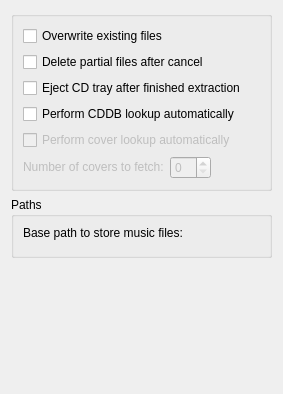
KDE/audex, file widgets/generalsettingswidgetUI.ui: the form before one commit.
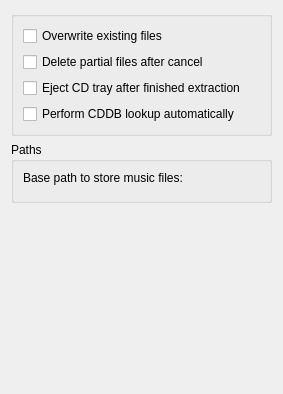
The form after the commit. Custom widgets are drawn as their Qt base class.

Commit message: just renamings / remove settings for auto cover download

The edit to the form file:
```diff
--- a/widgets/generalsettingswidgetUI.ui
+++ b/widgets/generalsettingswidgetUI.ui
@@ -47,20 +47,6 @@
         </property>
        </widget>
       </item>
-      <item row="1" column="0">
-       <widget class="QCheckBox" name="kcfg_deletePartialFiles">
-        <property name="text">
-         <string>Delete partial files after cancel</string>
-        </property>
-       </widget>
-      </item>
-      <item row="2" column="0">
-       <widget class="QCheckBox" name="kcfg_ejectCDTray">
-        <property name="text">
-         <string>Eject CD tray after finished extraction</string>
-        </property>
-       </widget>
-      </item>
       <item row="3" column="0">
        <widget class="QCheckBox" name="kcfg_cddbLookupAuto">
         <property name="text">
@@ -68,55 +54,19 @@
         </property>
        </widget>
       </item>
-      <item row="4" column="0">
-       <widget class="QCheckBox" name="kcfg_coverLookupAuto">
-        <property name="enabled">
-         <bool>false</bool>
-        </property>
+      <item row="2" column="0">
+       <widget class="QCheckBox" name="kcfg_ejectCDTray">
         <property name="text">
-         <string>Perform cover lookup automatically</string>
+         <string>Eject CD tray after finished extraction</string>
         </property>
        </widget>
       </item>
-      <item row="5" column="0">
-       <layout class="QHBoxLayout" name="horizontalLayout_2">
-        <item>
-         <widget class="QLabel" name="label">
-          <property name="enabled">
-           <bool>false</bool>
-          </property>
-          <property name="sizePolicy">
-           <sizepolicy hsizetype="Preferred" vsizetype="Fixed">
-            <horstretch>0</horstretch>
-            <verstretch>0</verstretch>
-           </sizepolicy>
-          </property>
-          <property name="text">
-           <string>Number of covers to fetch:</string>
-          </property>
-         </widget>
-        </item>
-        <item>
-         <widget class="QSpinBox" name="kcfg_fetchCount">
-          <property name="enabled">
-           <bool>false</bool>
-          </property>
-         </widget>
-        </item>
-        <item>
-         <spacer name="horizontalSpacer">
-          <property name="orientation">
-           <enum>Qt::Horizontal</enum>
-          </property>
-          <property name="sizeHint" stdset="0">
-           <size>
-            <width>40</width>
-            <height>20</height>
-           </size>
-          </property>
-         </spacer>
-        </item>
-       </layout>
+      <item row="1" column="0">
+       <widget class="QCheckBox" name="kcfg_deletePartialFiles">
+        <property name="text">
+         <string>Delete partial files after cancel</string>
+        </property>
+       </widget>
       </item>
      </layout>
     </widget>
@@ -124,7 +74,7 @@
    <item row="2" column="0">
     <spacer name="verticalSpacer">
      <property name="orientation">
-      <enum>Qt::Vertical</enum>
+      <enum>Qt::Orientation::Vertical</enum>
      </property>
      <property name="sizeHint" stdset="0">
       <size>
```
The commit also changes 8 other files.
